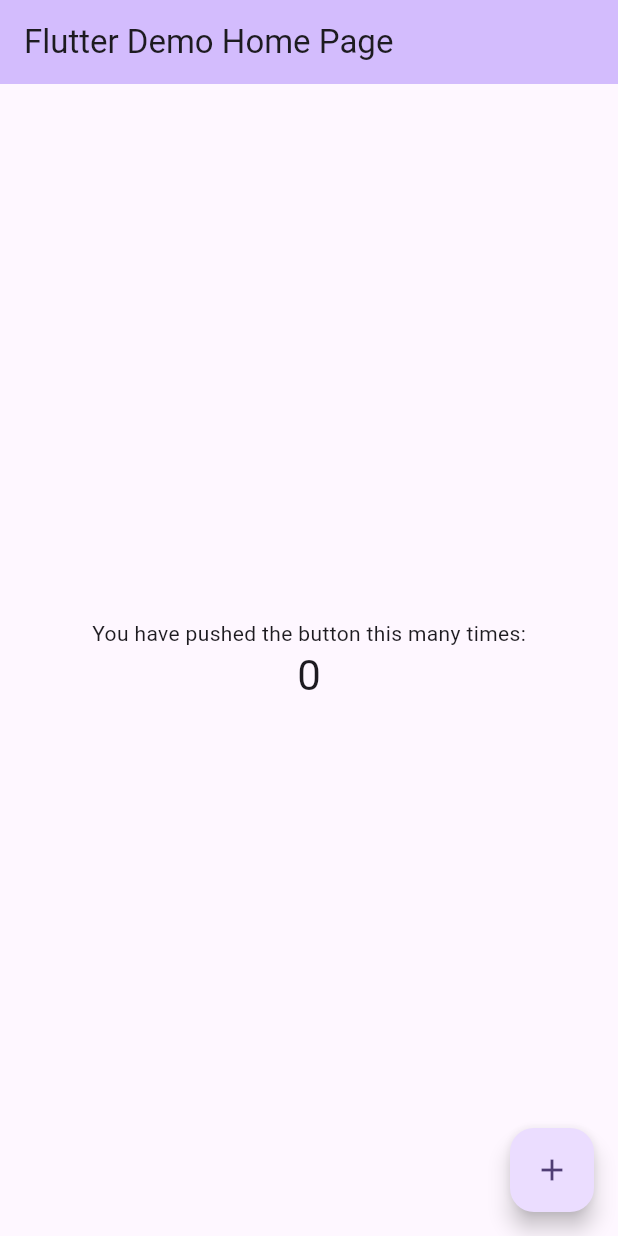
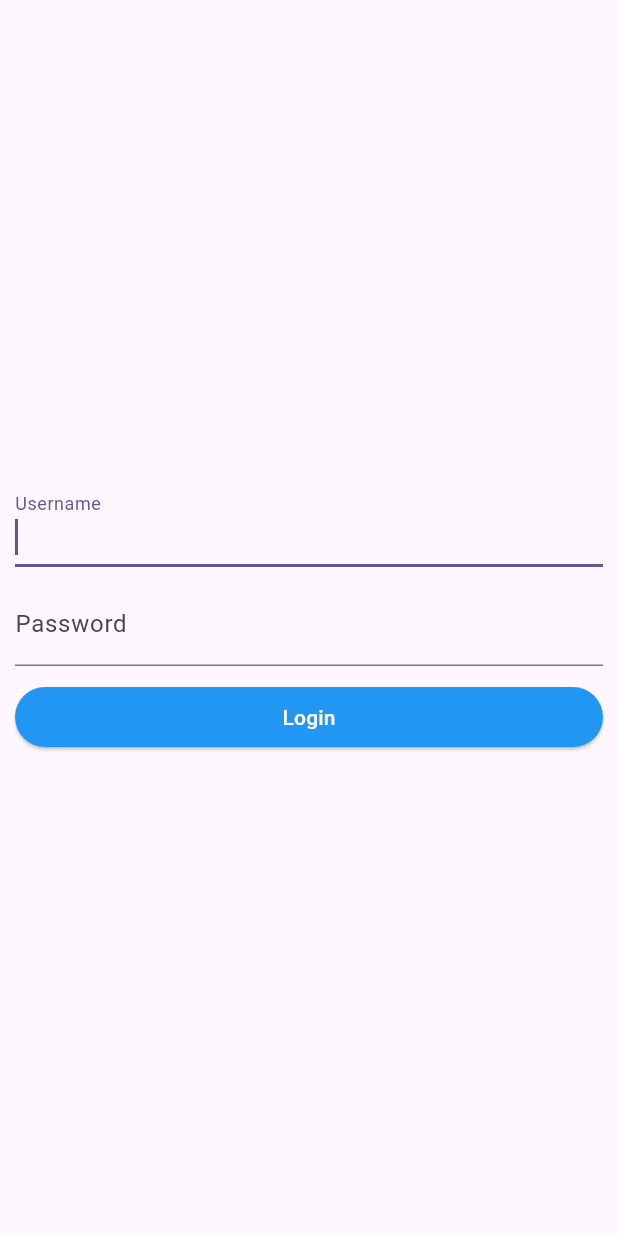
Before and after one commit to tnromy/flutter_itts_siakad_mahasiswa, a Flutter app: the screen it shows after launch, on a phone screen of 412 x 824 dp. Run offline on Flutter 3.47's test engine with Material 3 defaults, Android fonts, the phone set to English and light mode, and no system bars.

Commit message:
membuat halaman login dan navigasi ke halaman home membuat bottom navigation bar di halaman utama

```diff
--- /dev/null
+++ b/lib/login_view.dart
@@ -0,0 +1,61 @@
+import 'package:flutter/material.dart';
+import './pages.dart';
+
+class LoginView extends StatelessWidget {
+  const LoginView({super.key});
+
+  @override
+  Widget build(BuildContext context) {
+    return Scaffold(
+      body: Center(
+        child: Container(
+          margin: EdgeInsets.all(10),
+          child: Column(
+            mainAxisAlignment: MainAxisAlignment.center,
+            children: [
+             Container(
+              margin: EdgeInsets.symmetric(vertical: 5),
+               child: TextField(
+                controller: TextEditingController(),
+                autofocus: true,
+                decoration: InputDecoration(
+                  labelText: "Username",
+                ),
+               ),
+             ),
+             Container(
+               margin: EdgeInsets.symmetric(vertical: 5),
+               child: TextField(
+                controller: TextEditingController(),
+                obscureText: true,
+                decoration: InputDecoration(
+                  labelText: "Password"
+                ),
+               ),
+             ),
+             Container(
+               margin: EdgeInsets.symmetric(vertical: 5),
+               child: SizedBox(
+                width: MediaQuery.of(context).size.width,
+                 child: ElevatedButton(
+                  child: Text("Login", style: TextStyle(color: Colors.white)),
+                  onPressed: ()  async {
+                        Navigator.push(
+                          context,
+                          MaterialPageRoute(
+                              builder: (context) => Pages( )),
+                        );
+                      },
+                  style: ElevatedButton.styleFrom(
+                    backgroundColor: Colors.blue,
+                  ),
+                 ),
+               ),
+             ),
+            ],
+          ),
+        ),
+      ),
+    );
+  }
+}
--- a/lib/main.dart
+++ b/lib/main.dart
@@ -1,4 +1,5 @@
 import 'package:flutter/material.dart';
+import './login_view.dart';
 
 void main() {
   runApp(const MyApp());
@@ -31,95 +32,7 @@
         colorScheme: ColorScheme.fromSeed(seedColor: Colors.deepPurple),
         useMaterial3: true,
       ),
-      home: const MyHomePage(title: 'Flutter Demo Home Page'),
+      home:LoginView(),
     );
   }
 }
-
-class MyHomePage extends StatefulWidget {
-  const MyHomePage({super.key, required this.title});
-
-  // This widget is the home page of your application. It is stateful, meaning
-  // that it has a State object (defined below) that contains fields that affect
-  // how it looks.
-
-  // This class is the configuration for the state. It holds the values (in this
-  // case the title) provided by the parent (in this case the App widget) and
-  // used by the build method of the State. Fields in a Widget subclass are
-  // always marked "final".
-
-  final String title;
-
-  @override
-  State<MyHomePage> createState() => _MyHomePageState();
-}
-
-class _MyHomePageState extends State<MyHomePage> {
-  int _counter = 0;
-
-  void _incrementCounter() {
-    setState(() {
-      // This call to setState tells the Flutter framework that something has
-      // changed in this State, which causes it to rerun the build method below
-      // so that the display can reflect the updated values. If we changed
-      // _counter without calling setState(), then the build method would not be
-      // called again, and so nothing would appear to happen.
-      _counter++;
-    });
-  }
-
-  @override
-  Widget build(BuildContext context) {
-    // This method is rerun every time setState is called, for instance as done
-    // by the _incrementCounter method above.
-    //
-    // The Flutter framework has been optimized to make rerunning build methods
-    // fast, so that you can just rebuild anything that needs updating rather
-    // than having to individually change instances of widgets.
-    return Scaffold(
-      appBar: AppBar(
-        // TRY THIS: Try changing the color here to a specific color (to
-        // Colors.amber, perhaps?) and trigger a hot reload to see the AppBar
-        // change color while the other colors stay the same.
-        backgroundColor: Theme.of(context).colorScheme.inversePrimary,
-        // Here we take the value from the MyHomePage object that was created by
-        // the App.build method, and use it to set our appbar title.
-        title: Text(widget.title),
-      ),
-      body: Center(
-        // Center is a layout widget. It takes a single child and positions it
-        // in the middle of the parent.
-        child: Column(
-          // Column is also a layout widget. It takes a list of children and
-          // arranges them vertically. By default, it sizes itself to fit its
-          // children horizontally, and tries to be as tall as its parent.
-          //
-          // Column has various properties to control how it sizes itself and
-          // how it positions its children. Here we use mainAxisAlignment to
-          // center the children vertically; the main axis here is the vertical
-          // axis because Columns are vertical (the cross axis would be
-          // horizontal).
-          //
-          // TRY THIS: Invoke "debug painting" (choose the "Toggle Debug Paint"
-          // action in the IDE, or press "p" in the console), to see the
-          // wireframe for each widget.
-          mainAxisAlignment: MainAxisAlignment.center,
-          children: <Widget>[
-            const Text(
-              'You have pushed the button this many times:',
-            ),
-            Text(
-              '$_counter',
-              style: Theme.of(context).textTheme.headlineMedium,
-            ),
-          ],
-        ),
-      ),
-      floatingActionButton: FloatingActionButton(
-        onPressed: _incrementCounter,
-        tooltip: 'Increment',
-        child: const Icon(Icons.add),
-      ), // This trailing comma makes auto-formatting nicer for build methods.
-    );
-  }
-}
```
Also changed, not shown: lib/home_view.dart (added, +10 -0 lines), lib/pages.dart (added, +81 -0 lines), lib/profile_view.dart (added, +10 -0 lines), lib/schedule_view.dart (added, +10 -0 lines).
